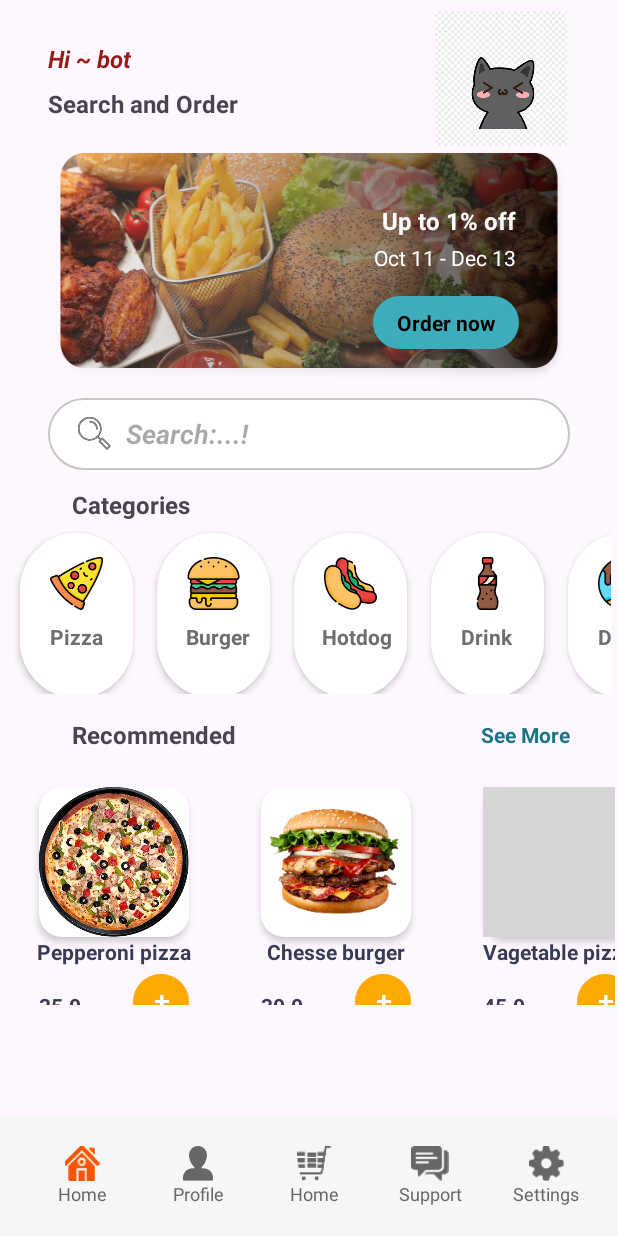
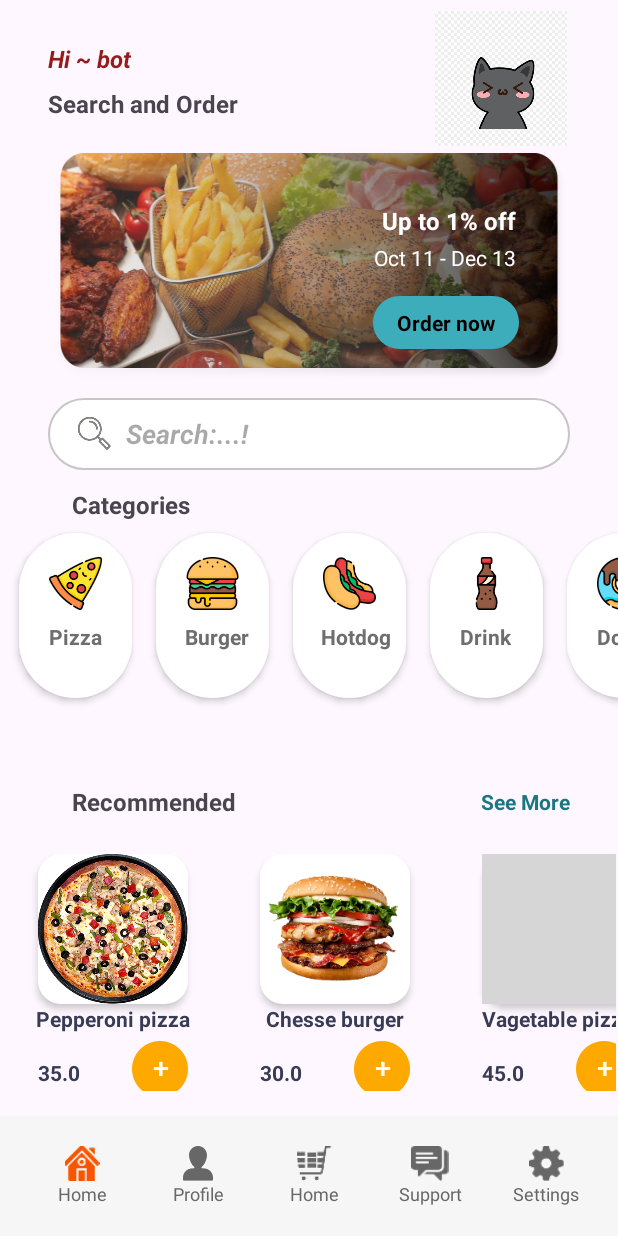
Before and after one commit to a01685958283/PRM392-G4, an Android app: the MainActivity screen opened directly, with no data from a screen before it, on a phone screen of 412 x 824 dp. Run offline under Robolectric (Android 15) with nearby library versions, the phone set to English and light mode, and no system bars; grey boxes are pictures that could not be loaded.

Commit message:
some conflict

```diff
--- a/app/src/main/java/com/example/Adapter/CategoryAdapter.java
+++ b/app/src/main/java/com/example/Adapter/CategoryAdapter.java
@@ -56,6 +56,7 @@
                 .load(drawableResourceId).into(holder.categoryPic);
 
     }
+
     @Override
     public int getItemCount() { return categoryDomains.size(); }
 
--- a/app/src/main/res/layout/activity_main.xml
+++ b/app/src/main/res/layout/activity_main.xml
@@ -197,19 +197,25 @@
 
                 <androidx.recyclerview.widget.RecyclerView
                     android:id="@+id/btn_view1"
-                    android:layout_width="402dp"
-                    android:layout_height="115dp"
+                    android:layout_width="407dp"
+                    android:layout_height="160dp"
+                    android:layout_marginBottom="20dp"
+                    app:layout_constraintBottom_toTopOf="@+id/btn_textview12"
                     app:layout_constraintEnd_toEndOf="parent"
+                    app:layout_constraintHorizontal_bias="1.0"
                     app:layout_constraintStart_toStartOf="parent"
                     app:layout_constraintTop_toBottomOf="@+id/btn_textview11" />
 
                 <androidx.recyclerview.widget.RecyclerView
                     android:id="@+id/btn_view2"
-                    android:layout_width="408dp"
-                    android:layout_height="177dp"
+                    android:layout_width="409dp"
+                    android:layout_height="190dp"
+                    app:layout_constraintBottom_toBottomOf="parent"
                     app:layout_constraintEnd_toEndOf="parent"
+                    app:layout_constraintHorizontal_bias="0.5"
                     app:layout_constraintStart_toStartOf="parent"
-                    app:layout_constraintTop_toBottomOf="@+id/btn_textview12" />
+                    app:layout_constraintTop_toBottomOf="@+id/btn_textview12"
+                    app:layout_constraintVertical_bias="0.0" />
 
             </androidx.constraintlayout.widget.ConstraintLayout>
         </LinearLayout>
```
